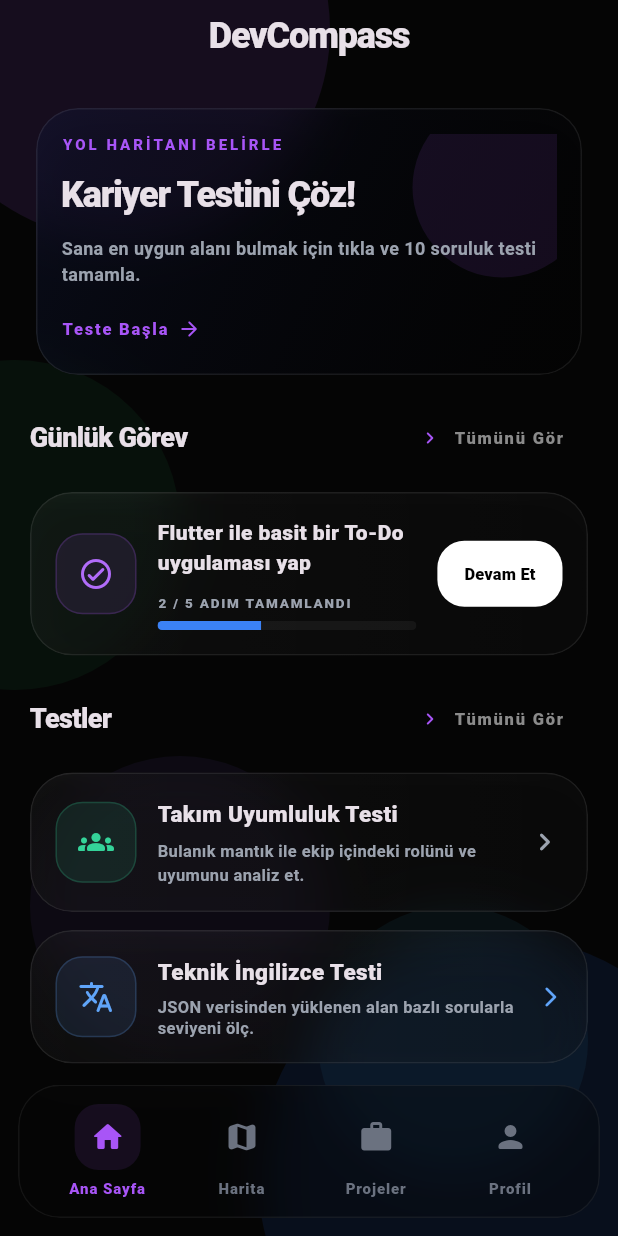
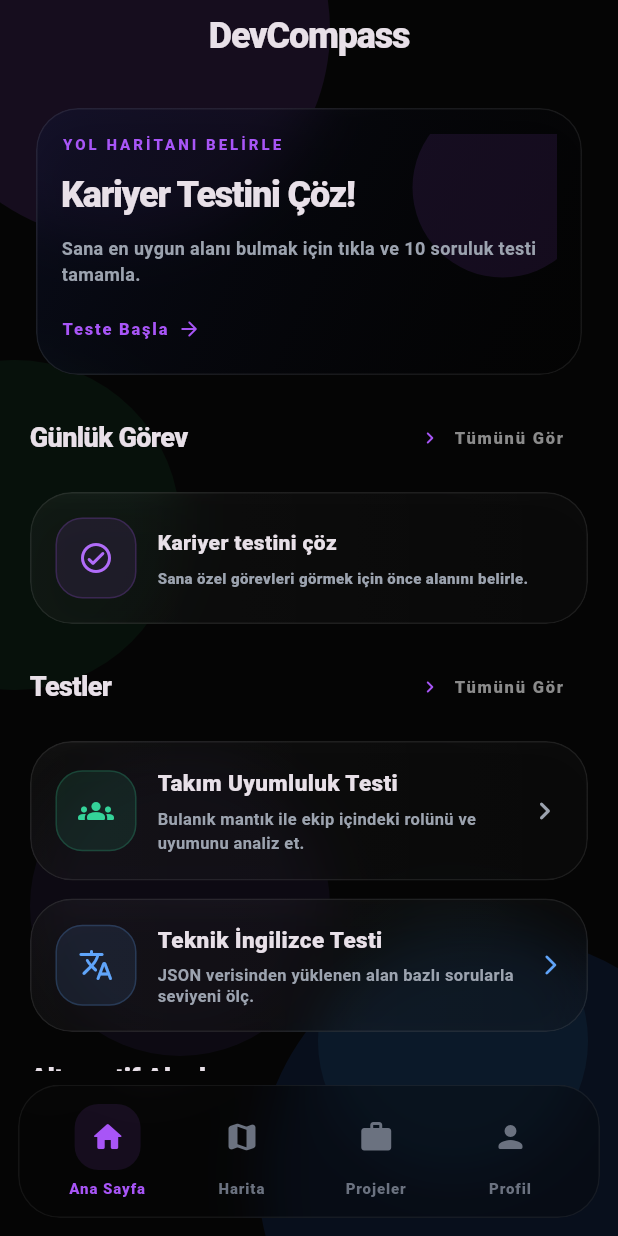
Before and after one commit to BlackW1te/DecCompass, a Flutter app: the screen it shows after launch, on a phone screen of 412 x 824 dp. Run offline on Flutter 3.47's test engine with Material 3 defaults, Android fonts, the phone set to English and light mode, and no system bars; our stand-ins replace shared_preferences.

Commit message:
Seçili alanın tamamlanmamış, tik koyulmamış, ilk görevi anasayfadaki günlük görevler kısmında görünecek şekilde eklendi.

```diff
--- a/lib/screens/home_screen.dart
+++ b/lib/screens/home_screen.dart
@@ -15,6 +15,8 @@ import '../widgets/app_shell.dart';
 import '../screens/projects_screen.dart';
 
 import '../screens/profile_screen.dart';
+
+import '../data/roadmap_data.dart';
 
 class HomeScreen extends StatelessWidget {
   const HomeScreen({super.key});
@@ -238,8 +240,118 @@ class _HeroCardState extends State<_HeroCard> {
   }
 }
 
-class _DailyTaskCard extends StatelessWidget {
+class _DailyTaskCard extends StatefulWidget {
   const _DailyTaskCard();
+
+  @override
+  State<_DailyTaskCard> createState() => _DailyTaskCardState();
+}
+
+class _DailyTaskCardState extends State<_DailyTaskCard> {
+  String _taskTitle = 'Henüz günlük görev yok';
+  String _taskSubtitle = 'Kariyer testini çözerek kişisel görevini oluştur.';
+
+  @override
+  void initState() {
+    super.initState();
+    _loadDailyTask();
+  }
+
+  String _mapTestResultToCategoryTitle(String result) {
+    switch (result) {
+      case "Web Geliştirme (Full-Stack)":
+        return "Web Geliştirme (Full-Stack)";
+      case "Mobil Uygulama Geliştirme":
+        return "Mobil Uygulama Geliştirme";
+      case "Yapay Zeka ve Makine Öğrenmesi":
+        return "Yapay Zeka ve Makine Öğrenmesi";
+      case "Veri Bilimi ve Büyük Veri":
+        return "Veri Bilimi & Büyük Veri";
+      case "Gömülü Sistemler ve IoT":
+        return "Gömülü Sistemler ve IoT";
+      case "Robotik ve Otomasyon":
+        return "Robotik ve Otomasyon";
+      case "Bulut Bilişim ve DevOps":
+        return "Bulut Bilişim";
+      case "Bilgisayar Ağları ve Sistem Yönetimi":
+        return "Bilgisayar Ağları ve Sistem Yönetimi";
+      case "Dijital Adli Bilişim ve Kriptografi":
+        return "Dijital Adli Bilişim ve Kriptografi";
+      case "Siber Güvenlik":
+        return "Siber Güvenlik";
+      case "Yazılım Mimarisi ve Proje Yönetimi":
+        return "Yazılım Mimarisi ve Proje Yönetimi";
+      case "Sanal ve Arttırılmış Gerçeklik (VR/AR)":
+        return "Sanal ve Artırılmış Gerçeklik (VR/AR)";
+      case "Oyun Geliştirme ve Grafik Programlama":
+        return "Oyun Geliştirme";
+      case "Blokzincir Teknolojileri":
+        return "Blokzincir Teknolojileri";
+      case "Donanım ve Mikroişlemci Tasarımı":
+        return "Donanım ve Mikroişlemci Tasarımı";
+      default:
+        return "";
+    }
+  }
+
+  String _itemKey(String categoryTitle, int stepIndex, int descIndex) {
+    return '${categoryTitle}_${stepIndex}_$descIndex';
+  }
+
+  Future<void> _loadDailyTask() async {
+    final prefs = await SharedPreferences.getInstance();
+    final recommendedField = prefs.getString('recommended_field');
+
+    if (recommendedField == null) {
+      setState(() {
+        _taskTitle = 'Kariyer testini çöz';
+        _taskSubtitle = 'Sana özel görevleri görmek için önce alanını belirle.';
+      });
+      return;
+    }
+
+    final targetTitle = _mapTestResultToCategoryTitle(recommendedField);
+
+    final category = roadmapCategories
+        .where((cat) => cat.title == targetTitle)
+        .cast<RoadmapCategory?>()
+        .firstWhere((cat) => cat != null, orElse: () => null);
+
+    if (category == null) {
+      setState(() {
+        _taskTitle = 'Günlük görev bulunamadı';
+        _taskSubtitle = 'Önerilen alan yol haritasıyla eşleşmedi.';
+      });
+      return;
+    }
+
+    for (int stepIndex = 0; stepIndex < category.steps.length; stepIndex++) {
+      final step = category.steps[stepIndex];
+
+      for (
+        int descIndex = 0;
+        descIndex < step.descriptions.length;
+        descIndex++
+      ) {
+        final key = _itemKey(category.title, stepIndex, descIndex);
+        final isChecked = prefs.getBool(key) == true;
+
+        if (!isChecked) {
+          setState(() {
+            _taskTitle = step.descriptions[descIndex];
+            _taskSubtitle = '${category.title} • ${step.title}';
+          });
+          return;
+        }
+      }
+    }
+
+    setState(() {
+      _taskTitle = 'Tebrikler! Alan görevlerini tamamladın';
+      _taskSubtitle =
+          '${category.title} yol haritasındaki tüm maddeler tamamlandı.';
+    });
+  }
 
   @override
   Widget build(BuildContext context) {
@@ -260,51 +372,28 @@ class _DailyTaskCard extends StatelessWidget {
             ),
           ),
           const SizedBox(width: 14),
-          const Expanded(
+          Expanded(
             child: Column(
               crossAxisAlignment: CrossAxisAlignment.start,
               children: [
                 Text(
-                  'Flutter ile basit bir To-Do uygulaması yap',
-                  style: TextStyle(fontSize: 14, fontWeight: FontWeight.w800),
-                ),
-                SizedBox(height: 10),
-                Text(
-                  '2 / 5 ADIM TAMAMLANDI',
-                  style: TextStyle(
-                    fontSize: 9,
-                    color: Color(0xFF9CA3AF),
-                    fontWeight: FontWeight.w900,
-                    letterSpacing: 1.2,
+                  _taskTitle,
+                  style: const TextStyle(
+                    fontSize: 14,
+                    fontWeight: FontWeight.w800,
                   ),
                 ),
-                SizedBox(height: 6),
-                ClipRRect(
-                  borderRadius: BorderRadius.all(Radius.circular(99)),
-                  child: LinearProgressIndicator(
-                    value: 0.4,
-                    minHeight: 6,
-                    backgroundColor: Color(0x0DFFFFFF),
-                    valueColor: AlwaysStoppedAnimation(Color(0xFF3B82F6)),
+                const SizedBox(height: 8),
+                Text(
+                  _taskSubtitle,
+                  style: const TextStyle(
+                    fontSize: 10,
+                    color: Color(0xFF9CA3AF),
+                    fontWeight: FontWeight.w800,
+                    height: 1.3,
                   ),
                 ),
               ],
-            ),
-          ),
-          const SizedBox(width: 14),
-          FilledButton(
-            onPressed: () {},
-            style: FilledButton.styleFrom(
-              backgroundColor: Colors.white,
-              foregroundColor: Colors.black,
-              padding: const EdgeInsets.symmetric(horizontal: 18, vertical: 14),
-              shape: RoundedRectangleBorder(
-                borderRadius: BorderRadius.circular(18),
-              ),
-            ),
-            child: const Text(
-              'Devam Et',
-              style: TextStyle(fontSize: 11, fontWeight: FontWeight.w900),
             ),
           ),
         ],
```
